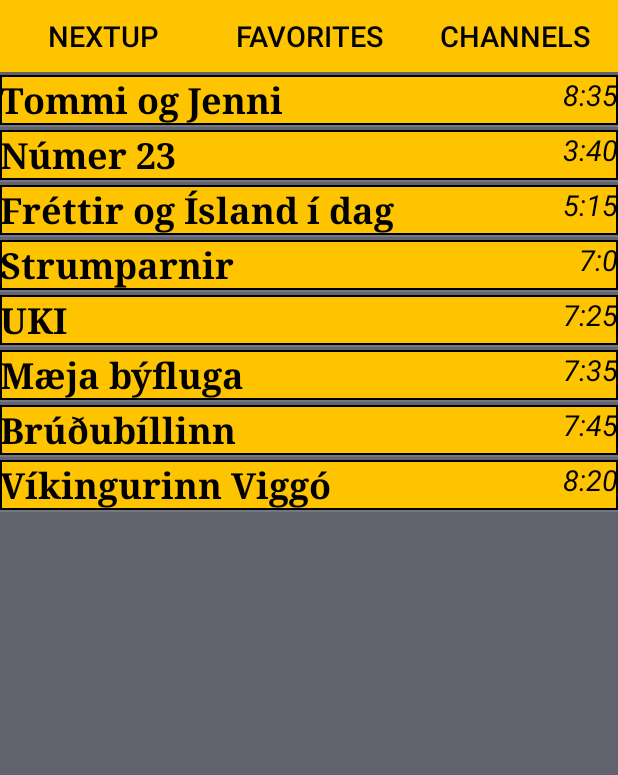
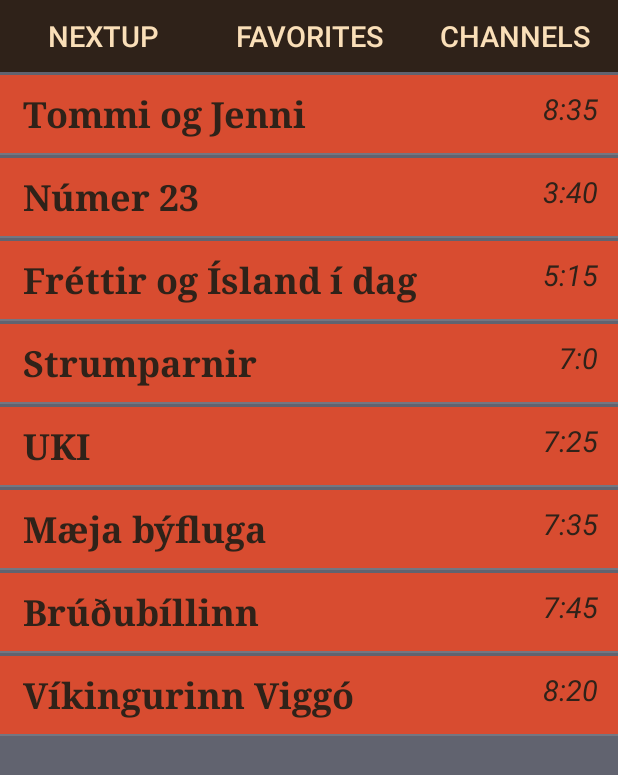
Before and after one commit to TheTvWatch/TvWatcher, an Android app: the screen it shows after launch (MainActivity), after a tap on "NEXTUP", on a phone screen of 412 x 824 dp. Shown: the top 775 px of the screen. Run offline under Robolectric (Android 15) with nearby library versions, the phone set to English and light mode, and no system bars.

Commit message:
Fixes-ColorSchemeCurrentlyNotGood+allskonarbreytingar

```diff
--- a/app/src/main/res/drawable/buttonshape.xml
+++ b/app/src/main/res/drawable/buttonshape.xml
@@ -2,7 +2,7 @@
 <shape xmlns:android="http://schemas.android.com/apk/res/android" android:shape="rectangle" >
 
 <solid
-    android:color="#ffc400"
+    android:color="#2f2219"
     />
 <size
     android:width="120dp"
@@ -10,6 +10,6 @@
     />
 <stroke
     android:width="1dp"
-     android:color="#ffc400"
+     android:color="#2f2219"
     />
 </shape>
--- a/app/src/main/res/drawable/framelistbg.xml
+++ b/app/src/main/res/drawable/framelistbg.xml
@@ -2,7 +2,7 @@
 <shape xmlns:android="http://schemas.android.com/apk/res/android" android:shape="rectangle" >
 
     <solid
-        android:color="#ffc400"
+        android:color="#d84c30"
         />
     <size
         android:width="360dp"
@@ -10,6 +10,6 @@
         />
     <stroke
         android:width="1dp"
-        android:color="#000"
+        android:color="#d84c30"
         />
 </shape>
--- a/app/src/main/res/layout/activity_main.xml
+++ b/app/src/main/res/layout/activity_main.xml
@@ -22,7 +22,7 @@
                     android:text="@string/Nextup"
 
                     android:background="@drawable/buttonshape"
-                    android:textColor="#000"
+                    android:textColor="#fadfb8"
                     android:textSize="19sp"
                     android:id="@+id/nextup_button"
                     />
@@ -35,7 +35,7 @@
 
                     android:background="@drawable/buttonshape"
                     android:text="@string/Favorites"
-                    android:textColor="#000"
+                    android:textColor="#fadfb8"
                     android:textSize="19sp"
                     android:id="@+id/favorites_button" />
 
@@ -47,7 +47,7 @@
 
                     android:background="@drawable/buttonshape"
                     android:text="@string/Channels"
-                    android:textColor="#000"
+                    android:textColor="#fadfb8"
                     android:textSize= "19sp"
                     android:id="@+id/channels_button" />
 
--- a/app/src/main/res/layout/temporary_textview.xml
+++ b/app/src/main/res/layout/temporary_textview.xml
@@ -7,9 +7,12 @@
         android:layout_width="match_parent"
         android:layout_height="match_parent"
         android:background="@drawable/framelistbg"
+        android:padding="9dp"
         android:layout_marginTop="2dp">
         <TextView
-            android:textColor="#000"
+            android:paddingLeft="6dp"
+
+            android:textColor="#2f2219"
             android:textSize="24dp"
             android:textStyle="bold"
             android:typeface="serif"
@@ -21,7 +24,8 @@
             android:layout_gravity="left|top" />
 
         <TextView
-            android:textColor="#000"
+            android:paddingEnd="4dp"
+            android:textColor="#2f2219"
             android:textStyle="italic"
             android:textSize="19dp"
             android:layout_width="wrap_content"
@@ -40,7 +44,7 @@
         android:visibility="gone"
         android:layout_width="match_parent"
         android:layout_height="match_parent"
-        android:background="#757575">
+        android:background="#fadfb8">
         <LinearLayout
             android:orientation="vertical"
             android:layout_width="match_parent"
@@ -57,6 +61,7 @@
 
                 <TextView
                     android:textColor="#000000"
+                    android:textSize="20dp"
                     android:id="@+id/durationView"
                     android:layout_width="match_parent"
                     android:layout_height="match_parent"
@@ -69,6 +74,7 @@
 
             </LinearLayout>
             <TextView
+                android:textSize="19dp"
                 android:textColor="#000000"
                 android:layout_gravity="bottom"
                 android:id="@+id/description"
```
